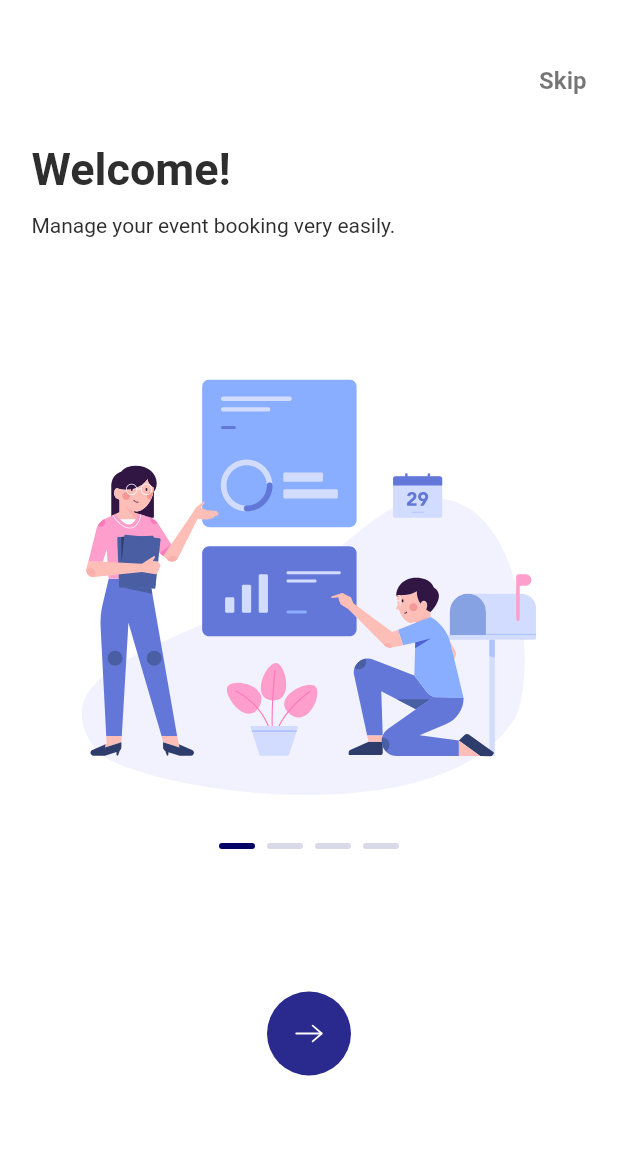
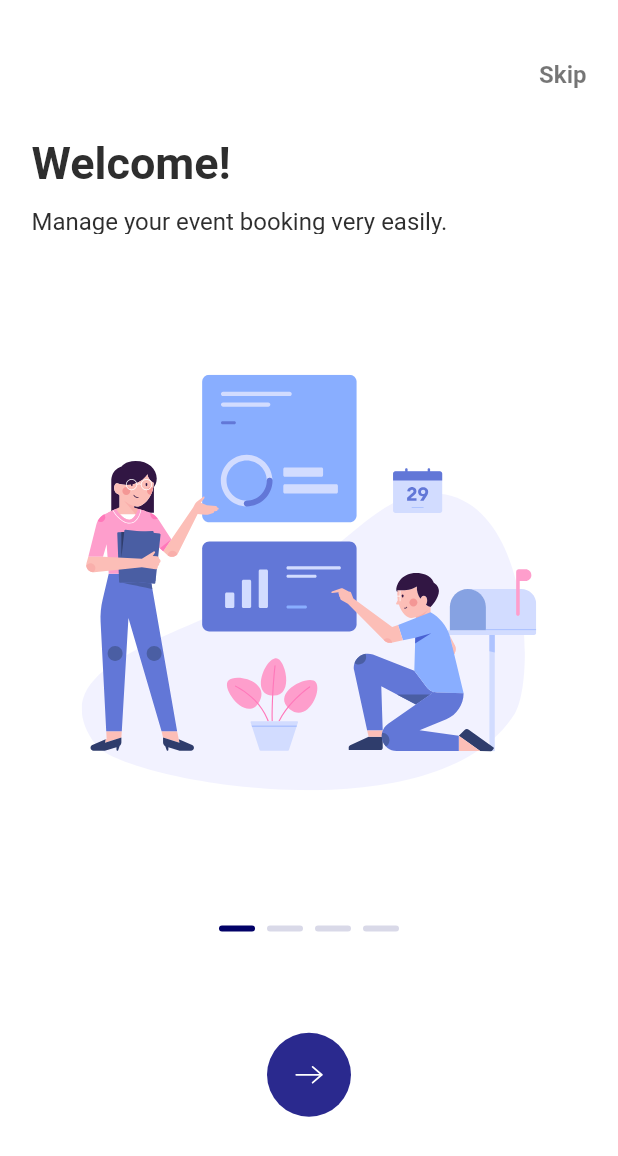
Before and after one commit to Serticode/meeting_scheduler, a Flutter app: the screen it shows after launch, on a phone screen of 412 x 824 dp. Shown: the top 1156 px of the screen. Run offline on Flutter 3.47's test engine with Material 2 defaults, Android fonts, the phone set to English and light mode, and no system bars; drawn by our look-alikes of smooth_page_indicator; our stand-ins replace flutter_animate, flutter_riverpod, flutter_svg, fpdart, riverpod_annotation; generated files the repository leaves out were written again.

Commit message:
Onboarding screen complete.

```diff
--- a/lib/main.dart
+++ b/lib/main.dart
@@ -33,7 +33,7 @@ class MeetingScheduler extends ConsumerWidget {
       title: AppTexts.appName,
       debugShowCheckedModeBanner: false,
       theme: AppTheme.appThemeLight,
-      home: OnboardingScreenWrapper(),
+      home: const OnboardingScreenWrapper(),
     );
   }
 }
--- a/lib/screens/onboarding/onboarding_screen_wrapper.dart
+++ b/lib/screens/onboarding/onboarding_screen_wrapper.dart
@@ -9,12 +9,12 @@ import 'package:meeting_scheduler/shared/utils/app_extensions.dart';
 import 'package:smooth_page_indicator/smooth_page_indicator.dart';
 
 class OnboardingScreenWrapper extends ConsumerWidget {
-  OnboardingScreenWrapper({super.key});
-  final PageController _controller = PageController();
+  const OnboardingScreenWrapper({super.key});
 
   @override
   Widget build(BuildContext context, WidgetRef ref) {
     final int? pageNumber = ref.watch(onboardingScreenControllerProvider).value;
+
     return Scaffold(
       //! BODY
       body: SafeArea(
@@ -22,7 +22,7 @@ class OnboardingScreenWrapper extends ConsumerWidget {
           crossAxisAlignment: CrossAxisAlignment.start,
           children: [
             //! SPACER
-            32.0.sizedBoxHeight,
+            28.0.sizedBoxHeight,
 
             //! SKIP AND OTHERS
             Row(
@@ -63,8 +63,12 @@ class OnboardingScreenWrapper extends ConsumerWidget {
             32.0.sizedBoxHeight,
 
             //! WELCOME TEXT
-            pageNumber == 0
-                ? Column(
+            AnimatedContainer(
+              height: pageNumber == 0 ? 65.0 : 0.0,
+              duration: const Duration(milliseconds: 200),
+              child: pageNumber == 0
+                  ? SingleChildScrollView(
+                      child: Column(
                         crossAxisAlignment: CrossAxisAlignment.start,
                         children: [
                           AppTexts.welcome.onboardingHeaderText(),
@@ -75,29 +79,67 @@ class OnboardingScreenWrapper extends ConsumerWidget {
                           AppTexts.onboardingScreenWelcomeRider
                               .onboardingRiderText(),
                         ],
+                      ),
                     )
                   : const SizedBox.shrink(),
+            ),
 
             const Spacer(),
 
             //! IMAGE
-            Consumer(
-              builder: (context, ref, child) {
-                return SvgPicture.asset(
+            SizedBox(
+              height: MediaQuery.of(context).size.height * 0.4,
+              child: SvgPicture.asset(
                 ref
                     .read(onboardingScreenControllerProvider.notifier)
                     .onboardingImages
-                      .elementAt(pageNumber!),
-                  semanticsLabel: "Onboarding image 1",
-                ).alignCenter();
-              },
+                    .elementAt(
+                      pageNumber ?? 0,
+                    ),
+                semanticsLabel: "Onboarding image $pageNumber",
+              ).alignCenter(),
             ),
 
             32.0.sizedBoxHeight,
 
-            SmoothPageIndicator(
-              controller: _controller,
+            //! WELCOME TEXT
+            Visibility(
+              visible: pageNumber != 0,
+              child: AnimatedContainer(
+                duration: const Duration(milliseconds: 200),
+                child: pageNumber != 0
+                    ? Column(
+                        crossAxisAlignment: CrossAxisAlignment.start,
+                        children: [
+                          ref
+                              .read(onboardingScreenControllerProvider.notifier)
+                              .onboardingTextsHeader
+                              .elementAt(pageNumber ?? 0)
+                              .txt24(
+                                fontWeight: FontWeight.w700,
+                              ),
+
+                          //! SPACER
+                          12.0.sizedBoxHeight,
+
+                          ref
+                              .read(onboardingScreenControllerProvider.notifier)
+                              .onboardingTextsRider
+                              .elementAt(pageNumber ?? 0)
+                              .txt16(
+                                fontWeight: FontWeight.w400,
+                              ),
+                        ],
+                      )
+                    : const SizedBox.shrink(),
+              ),
+            ),
+
+            32.0.sizedBoxHeight,
+
+            AnimatedSmoothIndicator(
               count: 4,
+              activeIndex: pageNumber ?? 0,
               effect: WormEffect(
                 dotHeight: 4.0,
                 dotWidth: 24.0,
@@ -108,11 +150,26 @@ class OnboardingScreenWrapper extends ConsumerWidget {
 
             const Spacer(),
 
-            CircleButton(
+            pageNumber != 3
+                ? CircleButton(
                     onTap: () {
                       "Circle Button Tapped".log();
+
+                      ref
+                          .read(onboardingScreenControllerProvider.notifier)
+                          .incrementPageIndex();
                     },
-            ).alignCenter(),
+                  ).alignCenter()
+                : RegularButton(
+                    buttonText: AppTexts.getStarted,
+                    onTap: () {
+                      "Get Started Pressed".log();
+
+                      ref
+                          .read(onboardingScreenControllerProvider.notifier)
+                          .incrementPageIndex();
+                    },
+                  ),
 
             const Spacer(),
           ],
--- a/lib/shared/app_elements/app_colours.dart
+++ b/lib/shared/app_elements/app_colours.dart
@@ -4,6 +4,7 @@ abstract class AppColours {
   static const greyBlack = Color(0xFF2E2E2E);
   static const black50 = Colors.black54;
   static const primaryBlue = Color(0xFF2A298E);
+  static const buttonBlue = Color(0xFF020167);
   static const deepBlue = Color(0xFF020167);
   static const white = Colors.white;
   static const scaffoldBGColour = Colors.white;
--- a/lib/shared/utils/app_extensions.dart
+++ b/lib/shared/utils/app_extensions.dart
@@ -108,12 +108,12 @@ extension WidgetExtensions on double {
 //! PADDING EXTENSION ON WIDGET
 extension PaddingExtension on Widget {
   Widget get generalHorizontalPadding => Padding(
-        padding: const EdgeInsets.symmetric(horizontal: 12.0),
+        padding: const EdgeInsets.symmetric(horizontal: 21.0),
         child: this,
       );
 
   Widget get generalVerticalPadding => Padding(
-        padding: const EdgeInsets.symmetric(vertical: 21.0),
+        padding: const EdgeInsets.symmetric(vertical: 12.0),
         child: this,
       );
 
@@ -277,7 +277,7 @@ extension StyledTextExtension on String {
       maxLines: maxLines,
       style: TextStyle(
         height: height,
-        fontSize: 14,
+        fontSize: 16,
         color: color ?? AppColours.greyBlack,
         fontWeight: fontWeight ?? FontWeight.w400,
         fontFamily: fontFamily,
```
Also changed, not shown: lib/screens/widgets/buttons.dart (+33 -1 lines), lib/services/controllers/onboarding_screen/onboarding_screen_controller.dart (+23 -2 lines), lib/theme/theme.dart (+16 -0 lines). Lines whose indentation alone changed are shown as unchanged.
